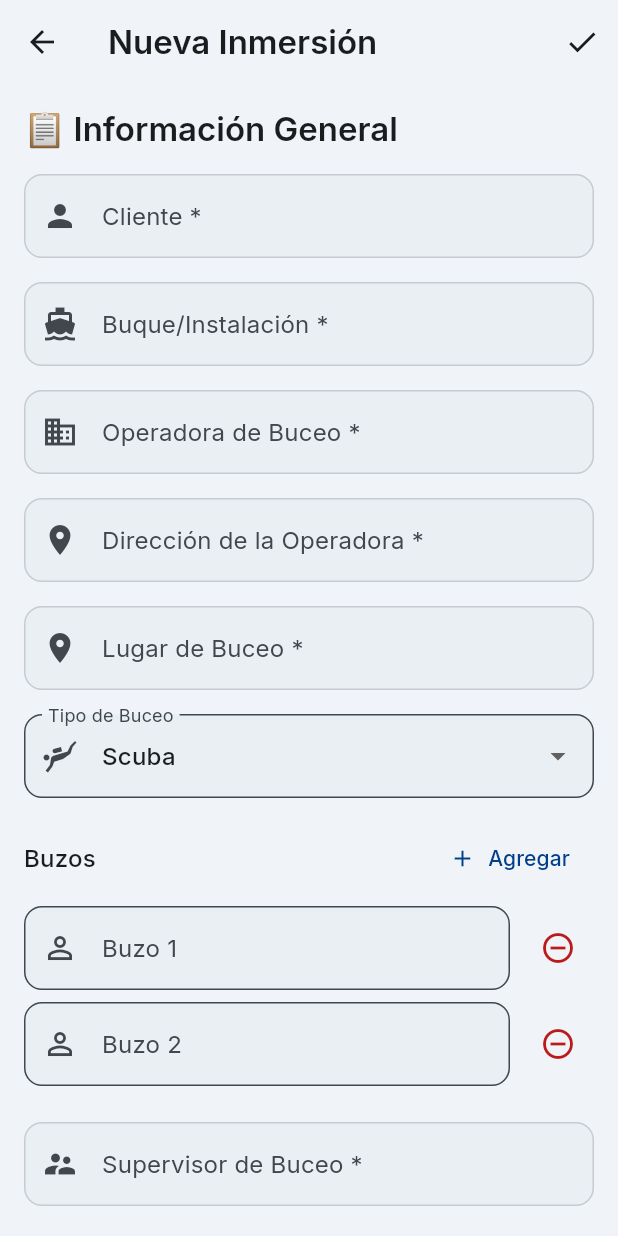
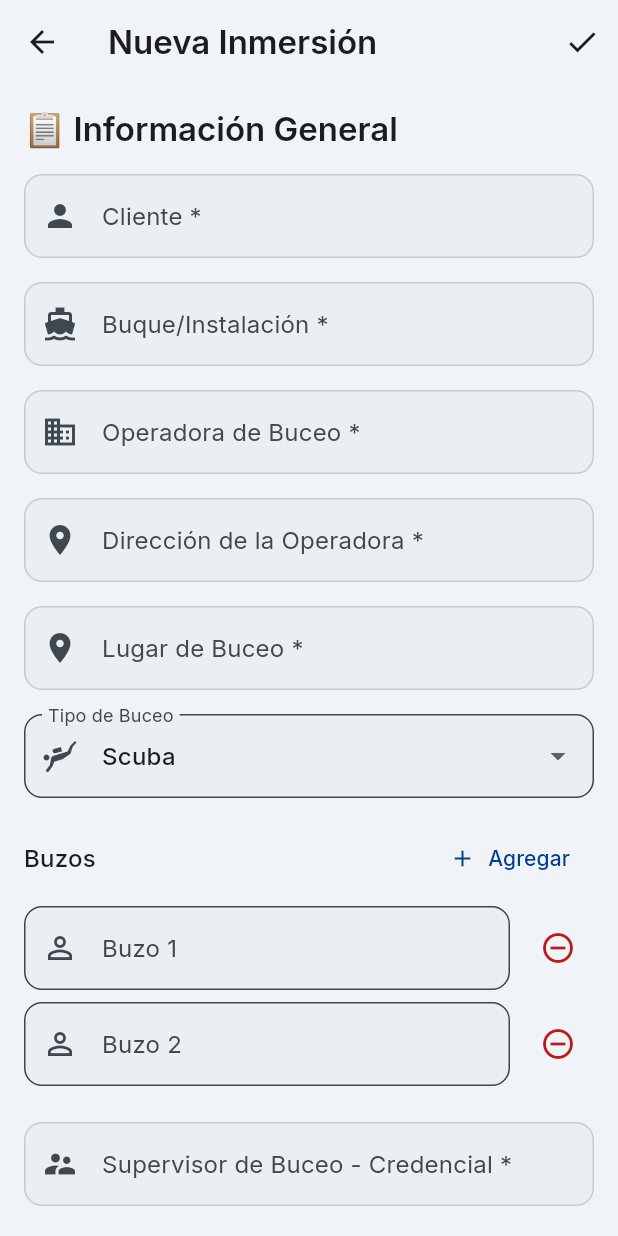
Before and after one commit to lagunal/divelogDF2, a Flutter app: the AddEditDiveScreen screen opened directly, after a tap on "Agregar", on a phone screen of 412 x 824 dp. Run offline on Flutter 3.47's test engine with Material 3 defaults, Android fonts, the phone set to English and light mode, and no system bars; our stand-ins replace cloud_firestore, connectivity_plus, csv, firebase_auth, firebase_core, firebase_storage and 7 more; missing offline and left inert: purchases_flutter, purchases_ui_flutter; accounts and stored records are empty.

Commit message:
Update supervisor label and enhance subscription service logging

```diff
--- a/lib/screens/add_edit_dive_screen.dart
+++ b/lib/screens/add_edit_dive_screen.dart
@@ -478,7 +478,7 @@ class _AddEditDiveScreenState extends State<AddEditDiveScreen> {
         const SizedBox(height: AppSpacing.md),
         CustomTextField(
           controller: _supervisorController,
-          label: 'Supervisor de Buceo',
+          label: 'Supervisor de Buceo - Credencial',
           prefixIcon: Icons.supervisor_account,
           required: true,
           validator: Validators.required,
@@ -715,8 +715,8 @@ class _AddEditDiveScreenState extends State<AddEditDiveScreen> {
           controller: _descompresionController,
           label: 'Descompresión Utilizada',
           prefixIcon: Icons.safety_check,
-          required: true,
-          validator: Validators.required,
+          required: false,
+          //validator: Validators.required,
         ),
         const SizedBox(height: AppSpacing.md),
         CustomTextField(
--- a/lib/services/export_service.dart
+++ b/lib/services/export_service.dart
@@ -83,7 +83,7 @@ class ExportService {
           _buildRow('Dirección', dive.direccionOperadora),
           _buildRow('Lugar', dive.lugarBuceo),
           _buildRow('Tipo', dive.tipoBuceo),
-          _buildRow('Supervisor', dive.supervisorBuceo),
+          _buildRow('Sup. - Credencial', dive.supervisorBuceo),
           _buildRow('Buzos', dive.nombreBuzos.join(', ')),
         ],
       ),
@@ -292,7 +292,7 @@ class ExportService {
       'Tiempo Fondo (min)',
       'Tiempo Total (min)',
       'Descripción',
-      'Supervisor'
+      'Supervisor - Credencial'
     ]);
 
     // Data
@@ -361,7 +361,7 @@ class ExportService {
                 'Prof. (m)',
                 'T. Fondo (min)',
                 'T. Total (min)',
-                'Supervisor'
+                'Supervisor - Credencial'
               ],
               data: dives
                   .map((dive) => [
```
Also changed, not shown: lib/services/subscription_service.dart (+17 -0 lines).
